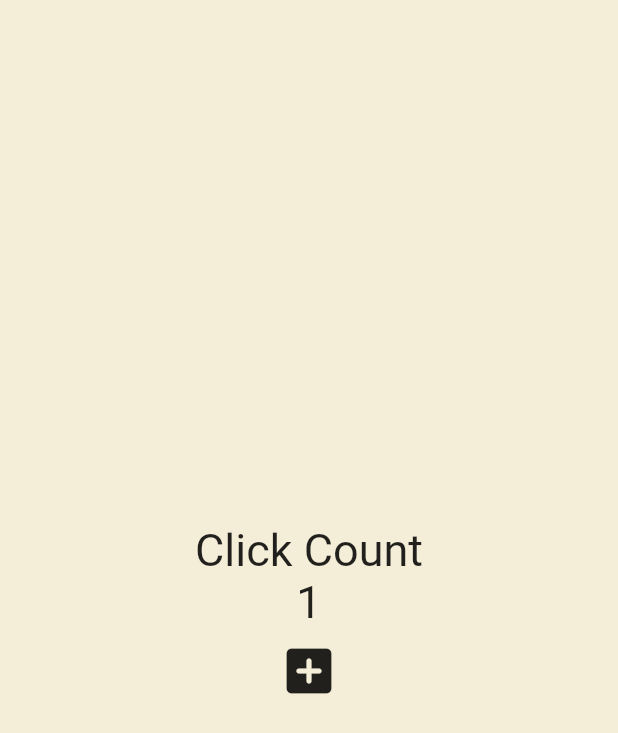
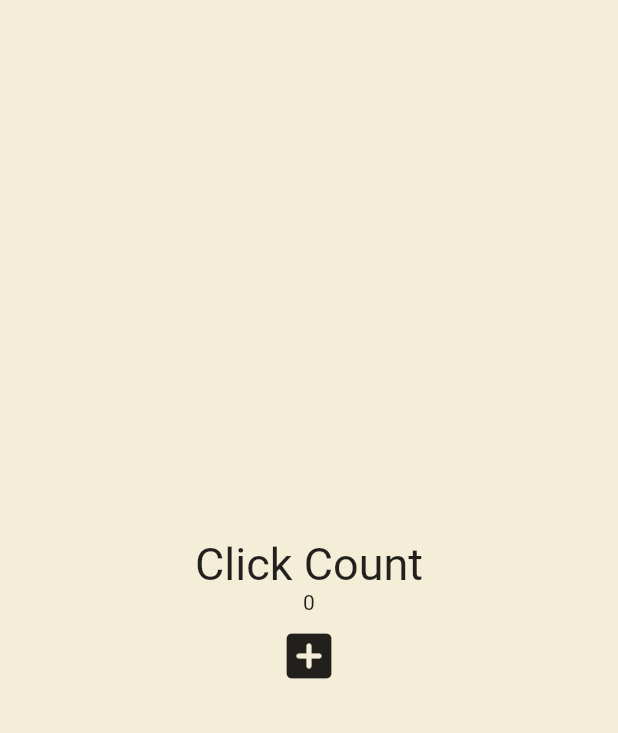
Before and after one commit to nicednjsdud/FlutterStudy, a Flutter app: the screen it shows after launch, after a tap on the "add box" icon, on a phone screen of 412 x 824 dp. Shown: the top 733 px of the screen. Run offline on Flutter 3.47's test engine with Material 2 defaults, Android fonts, the phone set to English and light mode, and no system bars.

Commit message:
use collection for with dart language

```diff
--- a/toonflix2/lib/main.dart
+++ b/toonflix2/lib/main.dart
@@ -10,11 +10,13 @@
 }
 
 class _MyAppState extends State<MyApp> {
-  int counter = 0;
+  // int counter = 0;
+  List<int> numbers = [];
 
   void onClicked() {
     setState(() {
-      counter = counter + 1;
+      // counter = counter + 1
+      numbers.add(numbers.length);
     });
   }
 
@@ -32,10 +34,7 @@
                 'Click Count',
                 style: TextStyle(fontSize: 30),
               ),
-              Text(
-                '$counter',
-                style: const TextStyle(fontSize: 30),
-              ),
+              for (var n in numbers) Text('$n'),
               IconButton(
                 iconSize: 40,
                 onPressed: onClicked,
```
